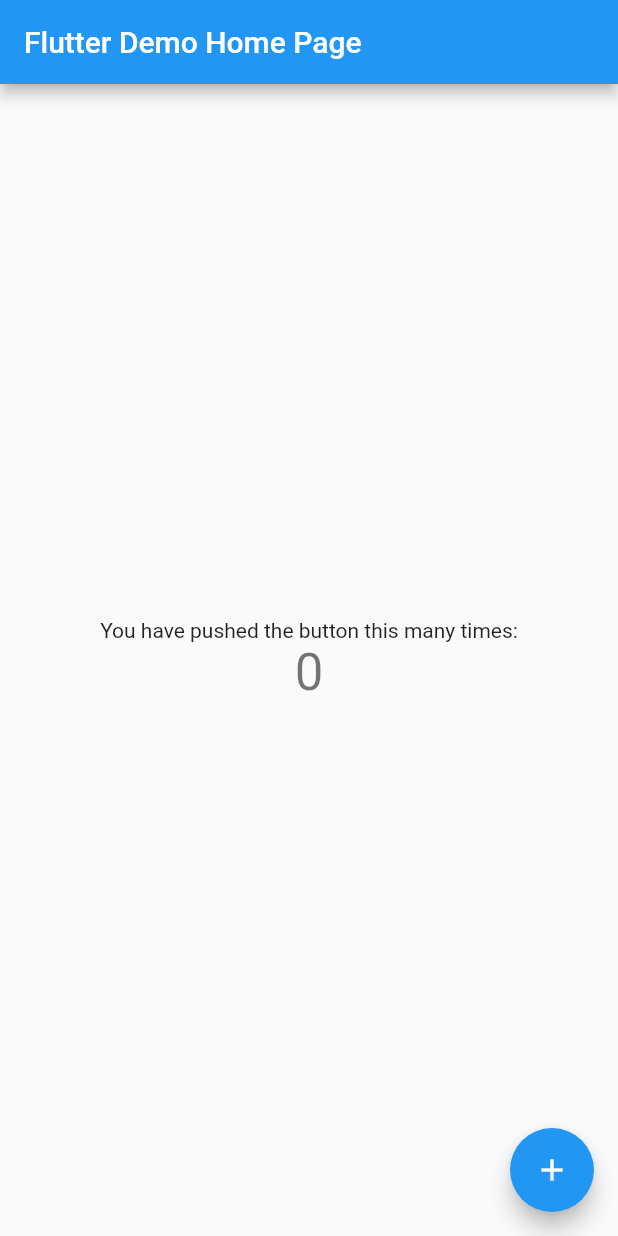
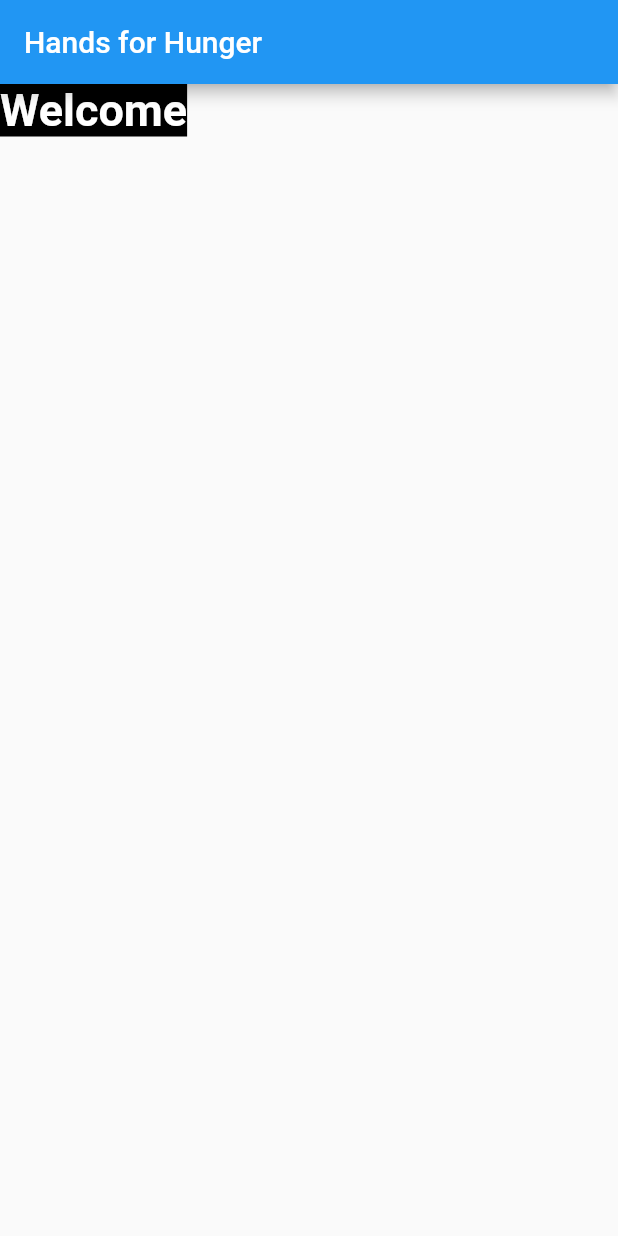
Before and after one commit to opencodeiiita/HandsForHunger, a Flutter app: the screen it shows after launch, on a phone screen of 412 x 824 dp. Run offline on Flutter 3.47's test engine with Material 2 defaults, Android fonts, the phone set to English and light mode, and no system bars.

Commit message:
Project Initialized

```diff
--- a/lib/main.dart
+++ b/lib/main.dart
@@ -7,109 +7,34 @@ void main() {
 class MyApp extends StatelessWidget {
   const MyApp({super.key});
 
-  // This widget is the root of your application.
   @override
   Widget build(BuildContext context) {
     return MaterialApp(
-      title: 'Flutter Demo',
-      theme: ThemeData(
-        // This is the theme of your application.
-        //
-        // Try running your application with "flutter run". You'll see the
-        // application has a blue toolbar. Then, without quitting the app, try
-        // changing the primarySwatch below to Colors.green and then invoke
-        // "hot reload" (press "r" in the console where you ran "flutter run",
-        // or simply save your changes to "hot reload" in a Flutter IDE).
-        // Notice that the counter didn't reset back to zero; the application
-        // is not restarted.
-        primarySwatch: Colors.blue,
-      ),
-      home: const MyHomePage(title: 'Flutter Demo Home Page'),
+      title: 'Hands For Hunger',
+      home: MyHomePage(),
     );
   }
 }
 
 class MyHomePage extends StatefulWidget {
-  const MyHomePage({super.key, required this.title});
-
-  // This widget is the home page of your application. It is stateful, meaning
-  // that it has a State object (defined below) that contains fields that affect
-  // how it looks.
-
-  // This class is the configuration for the state. It holds the values (in this
-  // case the title) provided by the parent (in this case the App widget) and
-  // used by the build method of the State. Fields in a Widget subclass are
-  // always marked "final".
-
-  final String title;
 
   @override
   State<MyHomePage> createState() => _MyHomePageState();
 }
 
 class _MyHomePageState extends State<MyHomePage> {
-  int _counter = 0;
-
-  void _incrementCounter() {
-    setState(() {
-      // This call to setState tells the Flutter framework that something has
-      // changed in this State, which causes it to rerun the build method below
-      // so that the display can reflect the updated values. If we changed
-      // _counter without calling setState(), then the build method would not be
-      // called again, and so nothing would appear to happen.
-      _counter++;
-    });
-  }
 
   @override
   Widget build(BuildContext context) {
-    // This method is rerun every time setState is called, for instance as done
-    // by the _incrementCounter method above.
-    //
-    // The Flutter framework has been optimized to make rerunning build methods
-    // fast, so that you can just rebuild anything that needs updating rather
-    // than having to individually change instances of widgets.
     return Scaffold(
       appBar: AppBar(
-        // Here we take the value from the MyHomePage object that was created by
-        // the App.build method, and use it to set our appbar title.
-        title: Text(widget.title),
+        title: Text('Hands for Hunger'),
       ),
-      body: Center(
-        // Center is a layout widget. It takes a single child and positions it
-        // in the middle of the parent.
-        child: Column(
-          // Column is also a layout widget. It takes a list of children and
-          // arranges them vertically. By default, it sizes itself to fit its
-          // children horizontally, and tries to be as tall as its parent.
-          //
-          // Invoke "debug painting" (press "p" in the console, choose the
-          // "Toggle Debug Paint" action from the Flutter Inspector in Android
-          // Studio, or the "Toggle Debug Paint" command in Visual Studio Code)
-          // to see the wireframe for each widget.
-          //
-          // Column has various properties to control how it sizes itself and
-          // how it positions its children. Here we use mainAxisAlignment to
-          // center the children vertically; the main axis here is the vertical
-          // axis because Columns are vertical (the cross axis would be
-          // horizontal).
-          mainAxisAlignment: MainAxisAlignment.center,
-          children: <Widget>[
-            const Text(
-              'You have pushed the button this many times:',
-            ),
-            Text(
-              '$_counter',
-              style: Theme.of(context).textTheme.headline4,
-            ),
-          ],
-        ),
-      ),
-      floatingActionButton: FloatingActionButton(
-        onPressed: _incrementCounter,
-        tooltip: 'Increment',
-        child: const Icon(Icons.add),
-      ), // This trailing comma makes auto-formatting nicer for build methods.
+      body: Container(
+        color: Colors.black,
+        child: Text('Welcome',style: TextStyle(color: Colors.white,fontWeight: FontWeight.bold,fontSize:30),),
+      )
+
     );
   }
 }
--- a/pubspec.yaml
+++ b/pubspec.yaml
@@ -20,7 +20,7 @@ publish_to: 'none' # Remove this line if you wish to publish to pub.dev
 version: 1.0.0+1
 
 environment:
-  sdk: '>=2.18.0 <3.0.0'
+  sdk: '>=2.18.0 <3.10.0'
 
 # Dependencies specify other packages that your package needs in order to work.
 # To automatically upgrade your package dependencies to the latest versions
```
Also changed, not shown: 2 other files.
